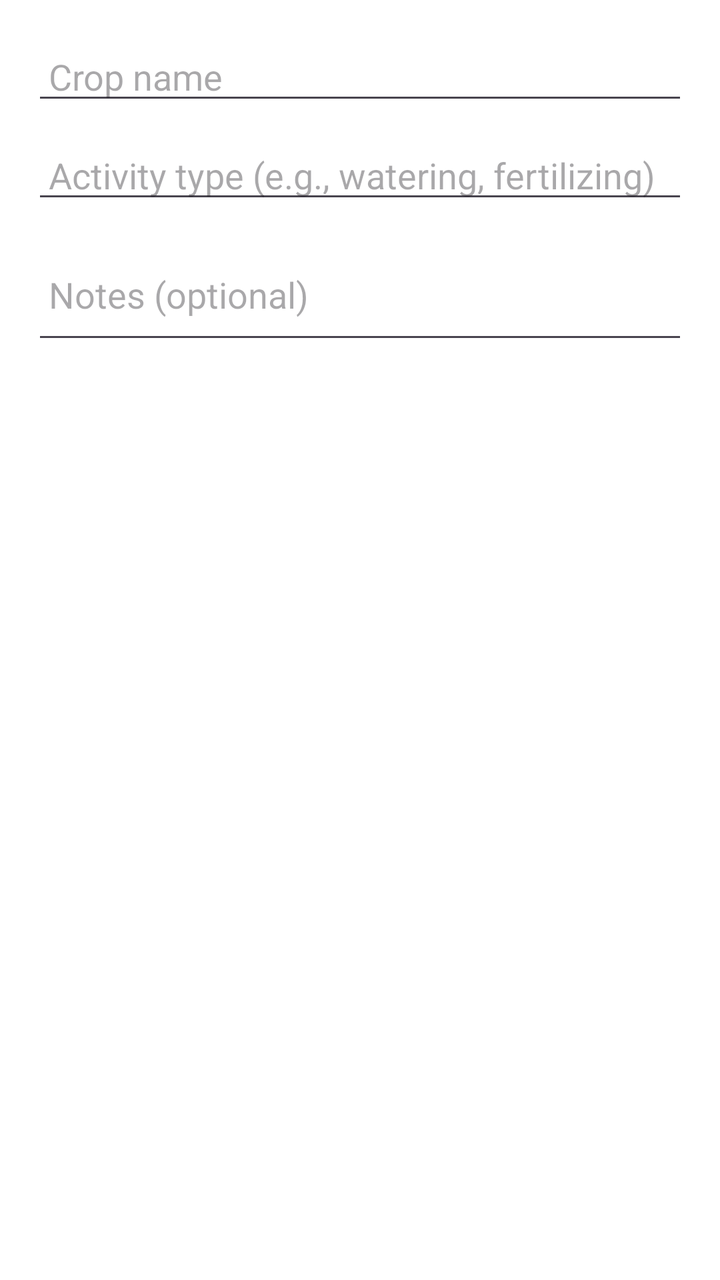
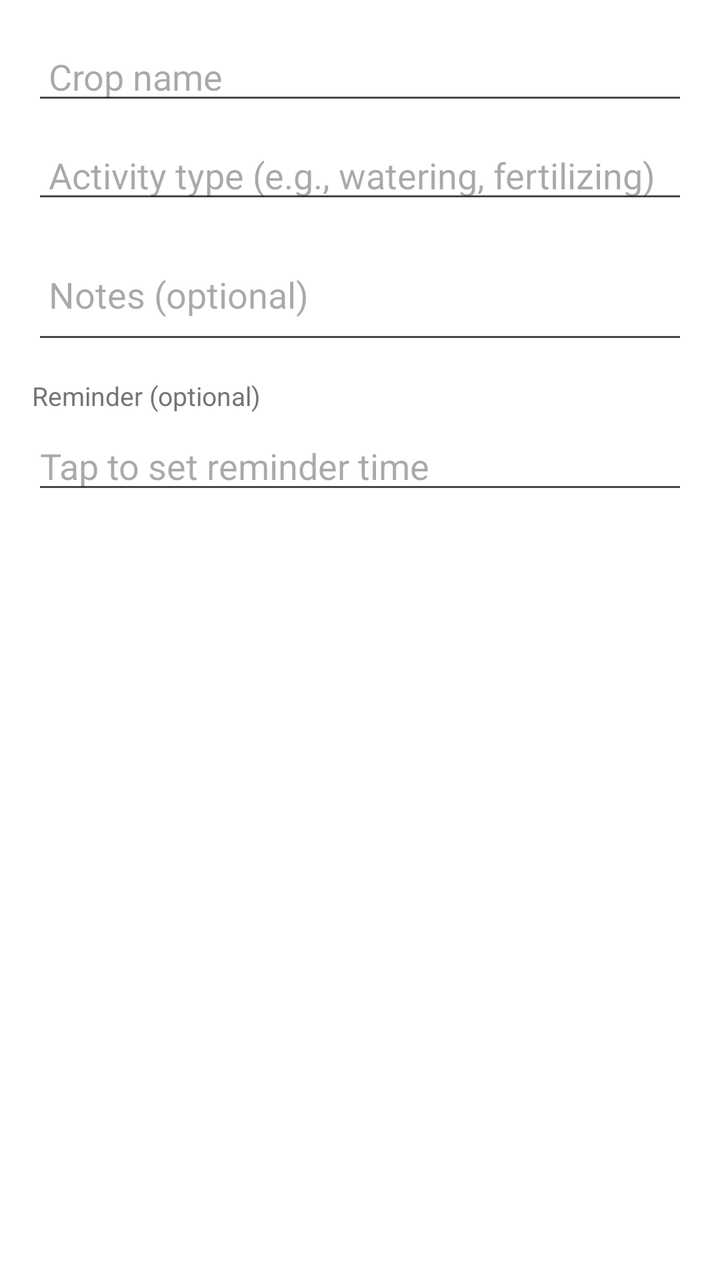

Before-and-after screenshots of an Android layout around one commit, followed by the original layout XML and the change that was made.
<!-- AndroidManifest.xml: application theme Theme.AgriExpert -->
<!-- res/layout/dialog_add_activity.xml -->
<?xml version="1.0" encoding="utf-8"?>
<LinearLayout xmlns:android="http://schemas.android.com/apk/res/android"
    android:orientation="vertical"
    android:padding="16dp"
    android:background="?attr/colorSurface"
    android:layout_width="match_parent"
    android:layout_height="wrap_content">

    <EditText
        android:id="@+id/cropEditText"
        android:layout_width="match_parent"
        android:layout_height="wrap_content"
        android:hint=" Crop name"
        android:inputType="textCapWords" />

    <EditText
        android:id="@+id/typeEditText"
        android:layout_width="match_parent"
        android:layout_height="wrap_content"
        android:hint=" Activity type (e.g., watering, fertilizing)"
        android:inputType="textCapWords"
        android:layout_marginTop="8dp" />

    <EditText
        android:id="@+id/notesEditText"
        android:layout_width="match_parent"
        android:layout_height="wrap_content"
        android:hint=" Notes (optional)"
        android:inputType="textMultiLine"
        android:minLines="2"
        android:layout_marginTop="8dp" />
</LinearLayout>
<!-- resources referenced by this layout -->
<resources>
  <style name="Theme.AgriExpert" parent="Theme.Material3.DayNight.NoActionBar">
          <item name="colorPrimary">@color/Dark_green</item>
          <item name="colorPrimaryVariant">@color/Dark_green</item>
          <item name="colorOnPrimary">@color/white</item>
          <item name="colorSecondary">@color/light_green</item>
          <item name="colorSecondaryVariant">@color/light_green</item>
          <item name="colorOnSecondary">@color/white</item>
  
          
          <item name="android:colorBackground">@color/background_light</item>
          <item name="colorSurface">@color/surface_light</item>
          <item name="colorOnSurface">@color/text_primary_light</item>
  
          
          <item name="colorSurfaceVariant">@color/surface_variant_light</item>
          <item name="colorOnSurfaceVariant">@color/text_secondary_light</item>
          <item name="colorOutline">@color/edittext_stroke_light</item>
  
          
          <item name="weatherCardColor">@color/weather_card_light</item>
          <item name="chatUserBubbleColor">@color/chat_user_bubble</item>
          <item name="chatAssistantBubbleColor">@color/chat_assistant_bubble</item>
          <item name="bottomNavBackground">@color/bottom_nav_background</item>
          <item name="bottomNavIconSelected">@color/bottom_nav_icon_selected</item>
          <item name="bottomNavIcon">@color/bottom_nav_icon</item>
          <item name="cardBackgroundColor">@color/card_background_light</item>
          <item name="chipBackgroundColor">@color/chip_background_light</item>
          <item name="newsCardColor">@color/news_card_light</item>
          <item name="tableHeaderColor">@color/table_header_light</item>
          <item name="tableRowColor">@color/table_row_light</item>
          <item name="successColor">@color/success_green</item>
          <item name="warningColor">@color/warning_orange</item>
          <item name="errorColor">@color/error_red</item>
          <item name="infoColor">@color/info_blue</item>
          <item name="weatherAlertColor">@color/weather_alert_light</item>
  
          
          <item name="android:windowLightStatusBar">false</item>
          <item name="android:statusBarColor">@color/Dark_green</item>
      </style>
  <color name="Dark_green">#2E7D32</color>
  <color name="white">#FFFFFF</color>
  <color name="light_green">#4CAF50</color>
  <color name="background_light">#FAFAFA</color>
  <color name="surface_light">#FFFFFF</color>
  <color name="text_primary_light">#212121</color>
  <color name="surface_variant_light">#F5F5F5</color>
  <color name="text_secondary_light">#757575</color>
  <color name="edittext_stroke_light">#BDBDBD</color>
  <color name="weather_card_light">#f6eed9</color>
  <color name="chat_user_bubble">#FF4081</color>
  <color name="chat_assistant_bubble">#2196F3</color>
  <color name="bottom_nav_background">#FFFFFF</color>
  <color name="bottom_nav_icon_selected">#2E7D32</color>
  <color name="bottom_nav_icon">#757575</color>
  <color name="card_background_light">#FFFFFF</color>
  <color name="chip_background_light">#E8F5E8</color>
  <color name="news_card_light">#FFFFFF</color>
  <color name="table_header_light">#E8F5E8</color>
  <color name="table_row_light">#FFFFFF</color>
  <color name="success_green">#4CAF50</color>
  <color name="warning_orange">#FF9800</color>
  <color name="error_red">#F44336</color>
  <color name="info_blue">#2196F3</color>
  <color name="weather_alert_light">#FFF3E0</color>
</resources>

<!-- the commit's change to res/layout/dialog_add_activity.xml (unified diff, before → after) -->
@@ -29,4 +29,23 @@
         android:inputType="textMultiLine"
         android:minLines="2"
         android:layout_marginTop="8dp" />
+    <TextView
+        android:layout_width="wrap_content"
+        android:layout_height="wrap_content"
+        android:text="Reminder (optional)"
+        android:textSize="13sp"
+        android:textColor="?attr/colorOnSurfaceVariant"
+        android:layout_marginTop="12dp"
+        android:layout_marginBottom="4dp"/>
+
+    <com.google.android.material.textfield.TextInputEditText
+        android:id="@+id/etReminderTime"
+        android:layout_width="match_parent"
+        android:layout_height="wrap_content"
+        android:hint="Tap to set reminder time"
+        android:focusable="false"
+        android:clickable="true"
+        android:inputType="none"
+        android:drawableEnd="@drawable/ic_notification"
+        android:paddingEnd="12dp"/>
 </LinearLayout>
<!-- resource entries referenced after the edit -->
@@ -1,5 +1,20 @@
 <!-- resources referenced by this layout -->
 <resources>
+  <!-- drawable ic_notification (drawable) -->
+  <?xml version="1.0" encoding="utf-8"?>
+  <vector xmlns:android="http://schemas.android.com/apk/res/android"
+      android:width="24dp"
+      android:height="24dp"
+      android:viewportWidth="24"
+      android:viewportHeight="24">
+  
+      <path
+          android:fillColor="#FFFFFF"
+          android:pathData="M17,8C8,10 5.9,16.17 3.82,21.34L5.71,22L6.66,19.7C7.14,19.87 7.64,20 8,20
+          C19,20 22,3 22,3C21,5 14,5.25 9,6.25C4,7.25 2,11.5 2,13.5
+          C2,15.5 3.75,17.25 3.75,17.25C7,8 17,8 17,8Z"/>
+  
+  </vector>
   <style name="Theme.AgriExpert" parent="Theme.Material3.DayNight.NoActionBar">
           <item name="colorPrimary">@color/Dark_green</item>
           <item name="colorPrimaryVariant">@color/Dark_green</item>
